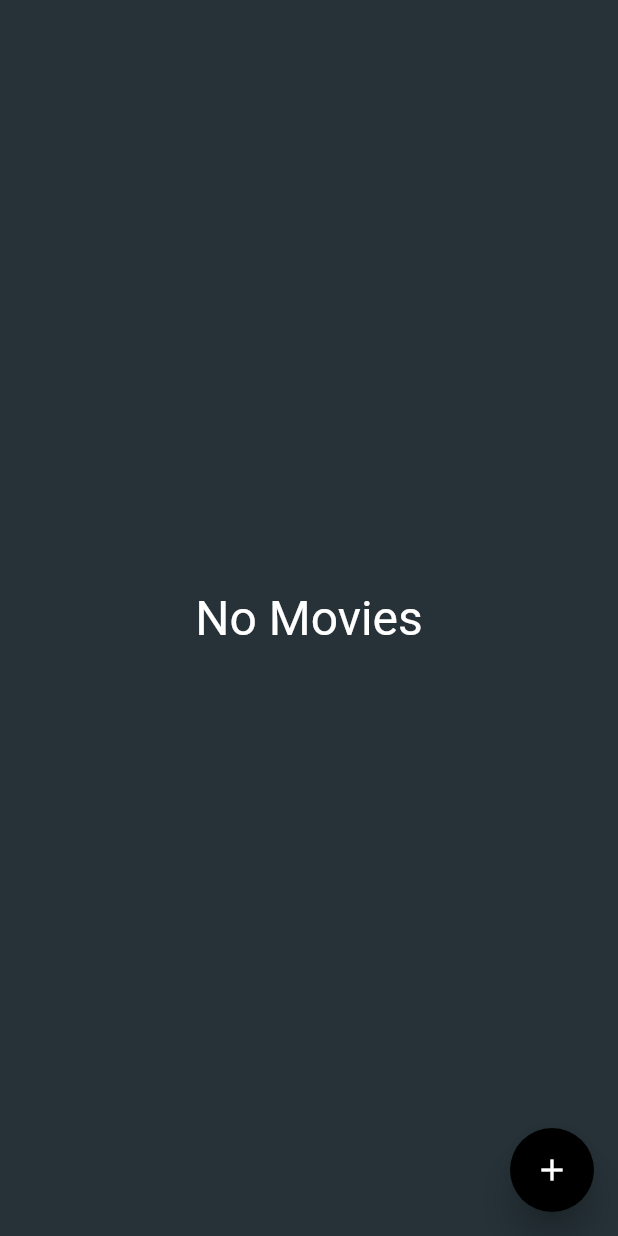
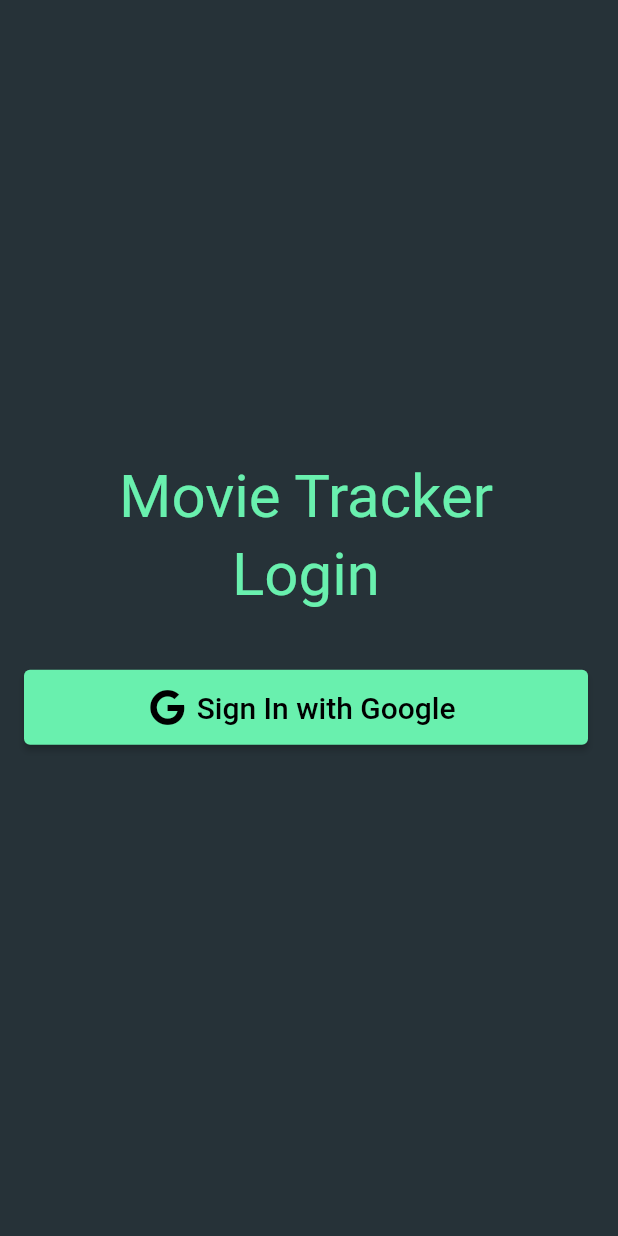
Before and after one commit to dhruv0321/MovieTracker, a Flutter app: the screen it shows after launch, on a phone screen of 412 x 824 dp. Run offline on Flutter 3.47's test engine with Material 2 defaults, Android fonts, the phone set to English and light mode, and no system bars; our stand-ins replace firebase_auth, firebase_core, flip_card, font_awesome_flutter, google_sign_in, image_picker and 1 more; accounts and stored records are empty; key blocks and very long unbroken strings in the code were emptied for the run.

Commit message:
login page

```diff
--- a/lib/components/DBHelper.dart
+++ b/lib/components/DBHelper.dart
@@ -88,5 +88,6 @@ class DBHelper {
   Future close() async {
     final db = await instance.database;
     db.close();
+    _database = null;
   }
 }
--- a/lib/main.dart
+++ b/lib/main.dart
@@ -1,32 +1,34 @@
 import 'package:flutter/material.dart';
-import 'package:flutter/services.dart';
+import 'package:firebase_core/firebase_core.dart';
+import 'package:provider/provider.dart';
+import 'package:yellow_class_assignment/components/google_sign_in.dart';
 import 'package:yellow_class_assignment/screens/home/home_page.dart';
 
 Future main() async {
   WidgetsFlutterBinding.ensureInitialized();
-  await SystemChrome.setPreferredOrientations([
-    DeviceOrientation.portraitUp,
-    DeviceOrientation.portraitDown,
-  ]);
+  await Firebase.initializeApp();
   runApp(MyApp());
 }
 
 class MyApp extends StatelessWidget {
   @override
   Widget build(BuildContext context) {
-    return MaterialApp(
+    return ChangeNotifierProvider(
+      create: (context) => GoogleSignInProvider(),
+      child: MaterialApp(
         debugShowCheckedModeBanner: false,
         themeMode: ThemeMode.dark,
         theme: ThemeData(
           primaryColor: Colors.black,
           scaffoldBackgroundColor: Colors.blueGrey[900],
-        appBarTheme: AppBarTheme(
-          backgroundColor: Colors.transparent,
-          elevation: 0,
-        ),
+          // appBarTheme: AppBarTheme(
+          //   backgroundColor: Colors.transparent,
+          //   elevation: 0,
+          // ),
         ),
         title: 'Yellow Class Assignment',
         home: HomePage(),
+      ),
     );
   }
 }
--- a/lib/screens/home/home_page.dart
+++ b/lib/screens/home/home_page.dart
@@ -1,205 +1,30 @@
-import 'dart:ui';
+import 'package:firebase_auth/firebase_auth.dart';
+import 'package:flutter/material.dart';
+import 'package:yellow_class_assignment/screens/home/movie_page.dart';
+import 'package:yellow_class_assignment/screens/login/login_page.dart';
 
-import 'package:flip_card/flip_card.dart';
-import 'package:flutter/material.dart';
-import 'package:flutter_staggered_grid_view/flutter_staggered_grid_view.dart';
-import 'package:yellow_class_assignment/components/DBHelper.dart';
-import 'package:yellow_class_assignment/components/imageUtil.dart';
-import 'package:yellow_class_assignment/components/movieInfo.dart';
-import 'package:yellow_class_assignment/screens/home/edit_movie_page.dart';
-
-class HomePage extends StatefulWidget {
-  @override
-  _HomePageState createState() => _HomePageState();
-}
-
-class _HomePageState extends State<HomePage> {
-  late List<MovieInfo> movies;
-  bool isLoading = false;
-
-  @override
-  void initState() {
-    refreshMovies();
-    super.initState();
-  }
-
-  @override
-  void dispose() {
-    DBHelper.instance.close();
-    super.dispose();
-  }
-
-  Future refreshMovies() async {
-    setState(() => isLoading = true);
-
-    this.movies = await DBHelper.instance.getMovies();
-
-    setState(() => isLoading = false);
-  }
-
-  Widget editButton(MovieInfo movie) => IconButton(
-      icon: CircleAvatar(
-        radius: 100,
-        backgroundColor: Colors.white,
-        child: Icon(
-          Icons.edit_outlined,
-          size: 25,
-          color: Colors.black,
-        ),
-      ),
-      onPressed: () async {
-        if (isLoading) return;
-
-        await Navigator.of(context).push(MaterialPageRoute(
-          builder: (context) => AddEditMoviePage(movie: movie),
-        ));
-        refreshMovies();
-      });
-
-  Widget deleteButton(MovieInfo movie) => IconButton(
-        icon: CircleAvatar(
-          backgroundColor: Colors.white,
-          child: Icon(
-            Icons.delete,
-            color: Colors.black,
-          ),
-        ),
-        onPressed: () async {
-          await DBHelper.instance.delete(movie.id);
-          refreshMovies();
-        },
-      );
+class HomePage extends StatelessWidget {
+  const HomePage({Key? key}) : super(key: key);
 
   @override
   Widget build(BuildContext context) {
     return Scaffold(
-      // appBar: AppBar(
-      //   title: Center(
-      //     child: Text(
-      //       'Movie Tracker',
-      //       style: TextStyle(fontSize: 24),
-      //     ),
-      //   ),
-      // ),
-      body: SafeArea(
-        child: Center(
-          child: isLoading
-              ? CircularProgressIndicator()
-              : movies.isEmpty
-                  ? Text(
-                      'No Movies',
-                      style: TextStyle(color: Colors.white, fontSize: 32),
-                    )
-                  : buildCards(),
-        ),
-      ),
-      floatingActionButton: FloatingActionButton(
-          backgroundColor: Colors.black,
-          foregroundColor: Colors.white,
-          hoverColor: Colors.greenAccent,
-          focusColor: Colors.greenAccent,
-          splashColor: Colors.greenAccent,
-          elevation: 10,
-          child: Icon(
-            Icons.add,
-            //color: Colors.white,
-          ),
-          onPressed: () async {
-            await Navigator.of(context).push(
-              MaterialPageRoute(builder: (context) => AddEditMoviePage()),
+      body: StreamBuilder(
+        stream: FirebaseAuth.instance.authStateChanges(),
+        builder: (context, snapshot) {
+          if (snapshot.connectionState == ConnectionState.waiting) {
+            return Center(
+              child: CircularProgressIndicator(),
             );
-            refreshMovies();
-          }),
-    );
-  }
-
-  Widget buildCards() {
-    return StaggeredGridView.countBuilder(
-      padding: EdgeInsets.all(5),
-      staggeredTileBuilder: (index) => StaggeredTile.fit(2),
-      crossAxisCount: 4,
-      mainAxisSpacing: 4,
-      crossAxisSpacing: 4,
-      itemCount: movies.length,
-      itemBuilder: (context, index) {
-        final movie = movies[index];
-        return Card(
-          color: Colors.transparent,
-          shadowColor: Colors.greenAccent,
-          clipBehavior: Clip.antiAlias,
-          shape: RoundedRectangleBorder(
-            borderRadius: BorderRadius.all(Radius.circular(10)),
-          ),
-          elevation: 4.0,
-          child: FlipCard(
-            direction: FlipDirection.HORIZONTAL,
-            front: buildFront(movie),
-            back: buildBack(movie),
-          ),
-        );
-      },
-    );
-  }
-
-  Widget buildBack(MovieInfo movie) {
-    return Container(
-      child: Stack(
-        alignment: Alignment.center,
-        children: [
-          ClipRRect(
-            borderRadius: BorderRadius.circular(10),
-            child: Utility.imageFromBase64String2(movie.photoName),
-          ),
-          Column(
-            children: [
-              editButton(movie),
-              deleteButton(movie),
-            ],
-          ),
-        ],
-      ),
-    );
-  }
-
-  Container buildFront(MovieInfo movie) {
-    return Container(
-      child: Stack(
-        alignment: Alignment.bottomCenter,
-        children: [
-          ClipRRect(
-            borderRadius: BorderRadius.circular(10),
-            child: Utility.imageFromBase64String(movie.photoName),
-          ),
-          Container(
-              decoration: BoxDecoration(
-                gradient: LinearGradient(
-                    colors: [Colors.black, Colors.transparent],
-                    begin: Alignment.bottomCenter,
-                    end: Alignment.topCenter),
-              ),
-              child: movieDetails(movie)),
-        ],
-      ),
-    );
-  }
-
-  Widget movieDetails(MovieInfo movie) {
-    return ListTile(
-      title: Text(
-        movie.movieName,
-        style: TextStyle(
-          color: Colors.white,
-          fontSize: 14,
-          fontWeight: FontWeight.bold,
-        ),
-      ),
-      subtitle: Text(
-        movie.dirName,
-        style: TextStyle(
-          color: Colors.white,
-          fontSize: 10,
-          fontWeight: FontWeight.normal,
-        ),
+          } else if (snapshot.hasData) {
+            return MoviePage();
+          } else if (snapshot.hasData) {
+            return Center(
+              child: Text('Something Went Wrong?'),
+            );
+          }
+          return LoginPage();
+        },
       ),
     );
   }
--- a/lib/screens/home/movie_page.dart
+++ b/lib/screens/home/movie_page.dart
@@ -4,7 +4,6 @@ import 'package:firebase_auth/firebase_auth.dart';
 import 'package:flip_card/flip_card.dart';
 import 'package:flutter/material.dart';
 import 'package:flutter_staggered_grid_view/flutter_staggered_grid_view.dart';
-import 'package:font_awesome_flutter/font_awesome_flutter.dart';
 import 'package:provider/provider.dart';
 import 'package:yellow_class_assignment/components/DBHelper.dart';
 import 'package:yellow_class_assignment/components/google_sign_in.dart';
--- a/lib/screens/login/login_page.dart
+++ b/lib/screens/login/login_page.dart
@@ -0,0 +1,77 @@
+import 'package:flutter/material.dart';
+import 'package:font_awesome_flutter/font_awesome_flutter.dart';
+import 'package:provider/provider.dart';
+import 'package:yellow_class_assignment/components/google_sign_in.dart';
+
+class LoginPage extends StatelessWidget {
+  const LoginPage({Key? key}) : super(key: key);
+
+  @override
+  Widget build(BuildContext context) {
+    return Scaffold(
+      body: SafeArea(
+        child: Padding(
+          padding: const EdgeInsets.only(
+            left: 16,
+            right: 20,
+            bottom: 20,
+          ),
+          child: Column(
+            mainAxisSize: MainAxisSize.max,
+            mainAxisAlignment: MainAxisAlignment.center,
+            children: [
+              Row(),
+              Expanded(
+                  child: Column(
+                mainAxisAlignment: MainAxisAlignment.center,
+                mainAxisSize: MainAxisSize.min,
+                children: [
+                  Text(
+                    'Movie Tracker',
+                    style: TextStyle(
+                      color: Colors.greenAccent,
+                      fontSize: 40,
+                    ),
+                  ),
+                  SizedBox(
+                    height: 5,
+                  ),
+                  Text(
+                    'Login',
+                    style: TextStyle(
+                      color: Colors.greenAccent,
+                      fontSize: 40,
+                    ),
+                  ),
+                  SizedBox(
+                    height: 40,
+                  ),
+                  ElevatedButton.icon(
+                      style: ElevatedButton.styleFrom(
+                        primary: Colors.greenAccent,
+                        onPrimary: Colors.black,
+                        minimumSize: Size(double.infinity, 50),
+                      ),
+                      onPressed: () {
+                        final provider = Provider.of<GoogleSignInProvider>(
+                            context,
+                            listen: false);
+                        provider.googleLogin();
+                      },
+                      icon: FaIcon(
+                        FontAwesomeIcons.google,
+                        color: Colors.black,
+                      ),
+                      label: Text(
+                        'Sign In with Google',
+                        style: TextStyle(fontSize: 20),
+                      )),
+                ],
+              )),
+            ],
+          ),
+        ),
+      ),
+    );
+  }
+}
--- a/pubspec.yaml
+++ b/pubspec.yaml
@@ -22,6 +22,9 @@ dependencies:
   firebase_core: ^1.4.0
   firebase_auth: ^3.0.1
   google_sign_in: ^5.0.7
+  provider: ^5.0.0
+  font_awesome_flutter: ^9.1.0
+
 
 dev_dependencies:
   flutter_test:
```
Also changed, not shown: lib/components/google_sign_in.dart (added, +36 -0 lines), pubspec.lock, 1 other file. Lines whose indentation alone changed are shown as unchanged.
